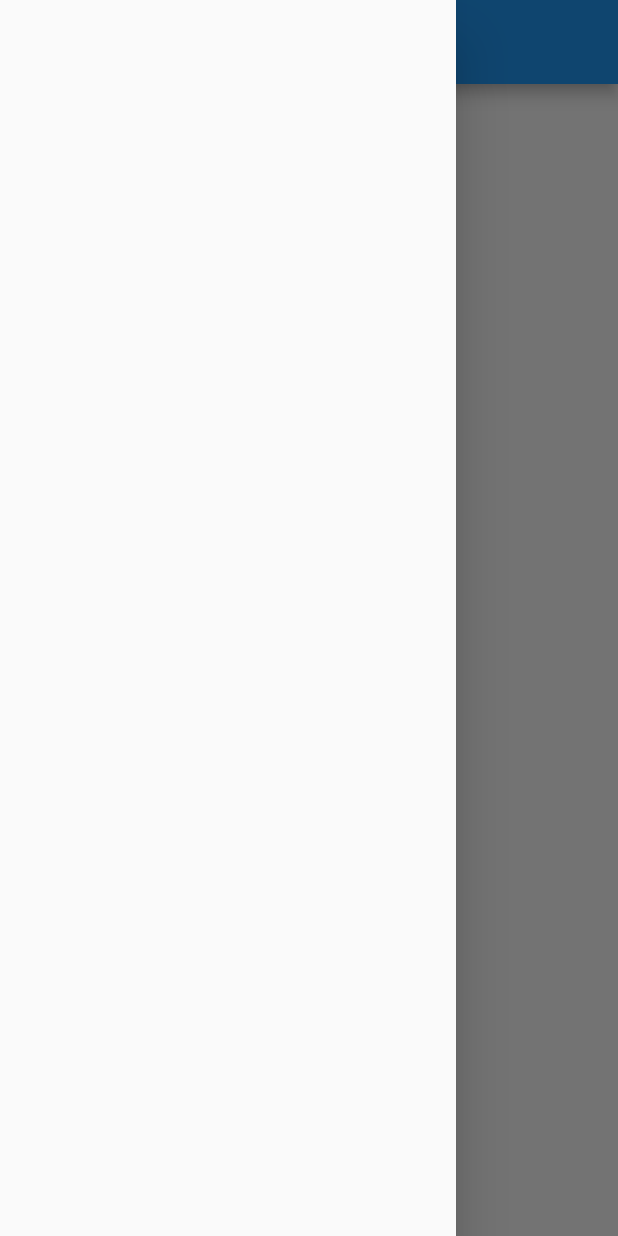
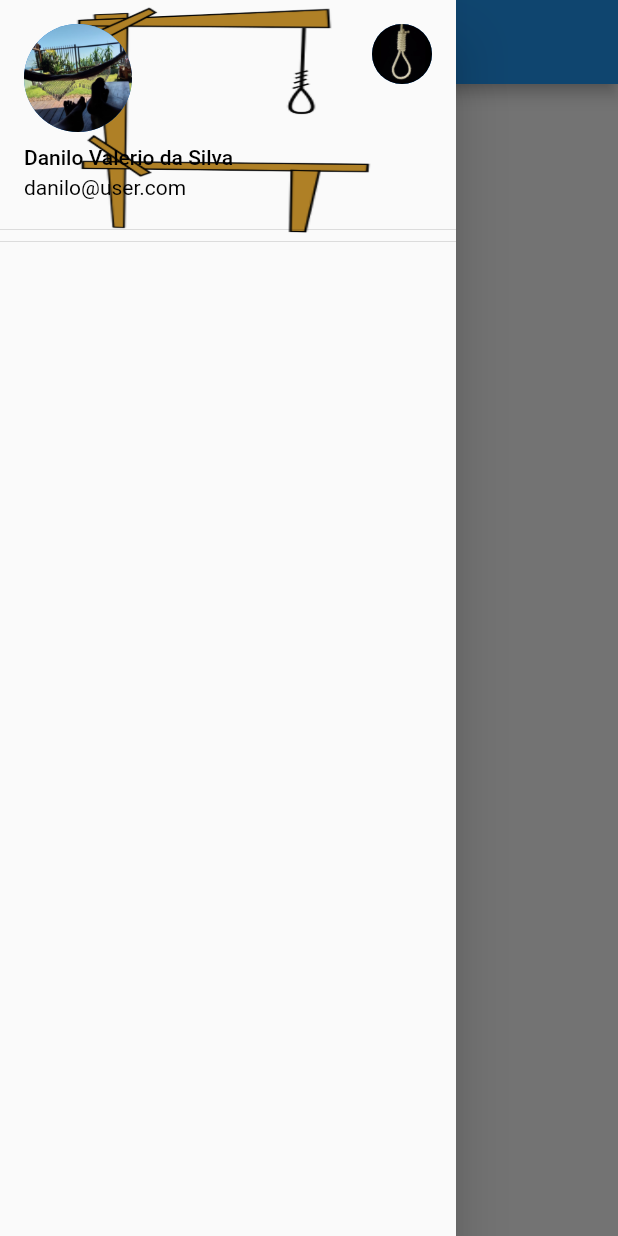
Before and after one commit to danilovalerio/forca, a Flutter app: the screen it shows after launch, with the side drawer open, on a phone screen of 412 x 824 dp. Run offline on Flutter 3.47's test engine with Material 2 defaults, Android fonts, the phone set to English and light mode, and no system bars; our stand-ins replace shared_preferences.

Commit message:
user account drawer header

```diff
--- a/lib/drawer/drawer_route.dart
+++ b/lib/drawer/drawer_route.dart
@@ -13,7 +13,45 @@ class DrawerRoute extends StatelessWidget {
         centerTitle: true,
       ),
       body: Container(),
-      drawer: Drawer(),
+      drawer: Drawer(
+        child: Column(
+          children: <Widget>[
+            DrawerHeader(
+              padding: EdgeInsets.zero,
+                margin: EdgeInsets.zero,
+                decoration: BoxDecoration(
+                  image: DecorationImage(
+                    fit: BoxFit.fill,
+                    image: AssetImage('assets/images/drawer/drawer_header.png'),
+                  ),
+                ),
+                child: UserAccountsDrawerHeader(
+                  decoration: BoxDecoration(color: Colors.transparent),
+                  accountName: Text(
+                    "Danilo Valerio da Silva",
+                    style: TextStyle(
+                      color: Colors.black,
+                    ),
+                  ),
+                  accountEmail: Text(
+                    "danilo@user.com",
+                    style: TextStyle(
+                      color: Colors.black,
+                    ),
+                  ),
+                  currentAccountPicture: CircleAvatar(
+                    backgroundImage: AssetImage('assets/images/splashscreen.jpg'),
+                  ),
+                  otherAccountsPictures: <Widget>[
+                    CircleAvatar(
+                      backgroundImage: AssetImage('assets/images/splash_ajuste.jpg'),
+                    )
+                  ],
+                ),
+            )
+          ],
+        ),
+      ),
     );
   }
 }
--- a/lib/routes/splash_screen_route.dart
+++ b/lib/routes/splash_screen_route.dart
@@ -45,7 +45,7 @@ class _SplashScreenRouteState extends State<SplashScreenRoute> {
       children: <Widget>[
         CircularImageWidget(
           imgProvider: AssetImage(
-            'assets/images/splashscreen.png',
+            'assets/images/iconhangman.png',
           ),
         ),
         Padding(
--- a/pubspec.yaml
+++ b/pubspec.yaml
@@ -69,6 +69,7 @@ flutter:
 #    - assets/images/splashscreen.png
 #    - assets/images/splash_ajuste.jpg
     - assets/images/
+    - assets/images/drawer/
 
   # An image asset can refer to one or more resolution-specific "variants", see
   # https://flutter.dev/assets-and-images/#resolution-aware.
```
Also changed, not shown: assets/images/drawer/drawer_header.png (added), assets/images/iconhangman.png (added).
